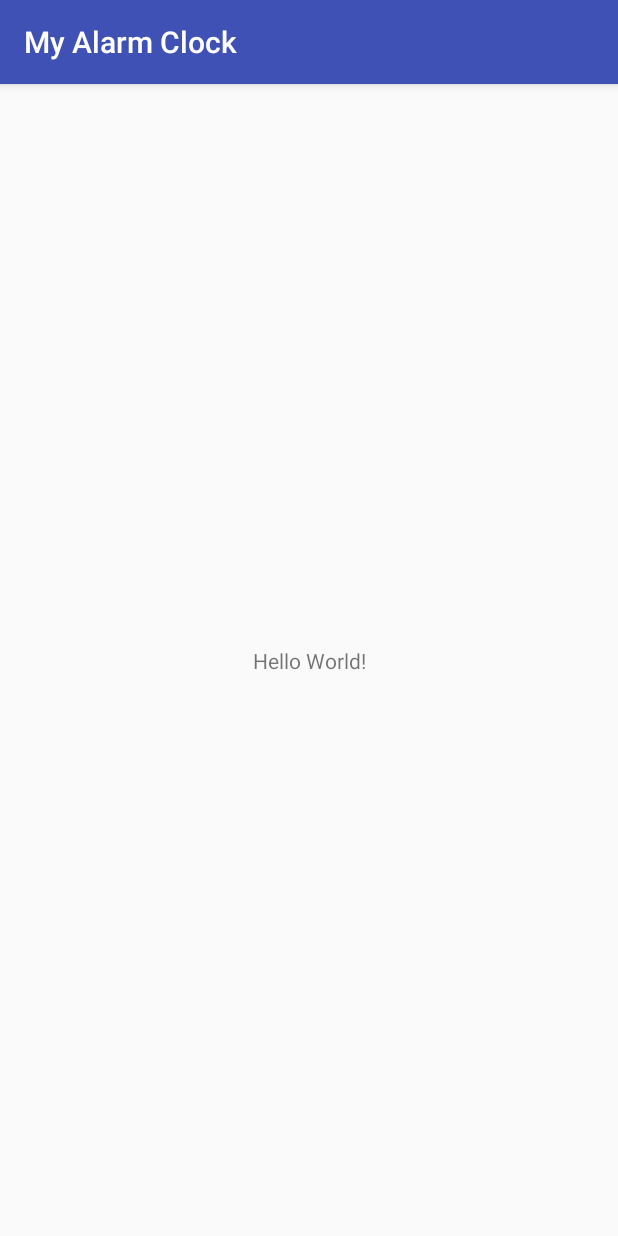
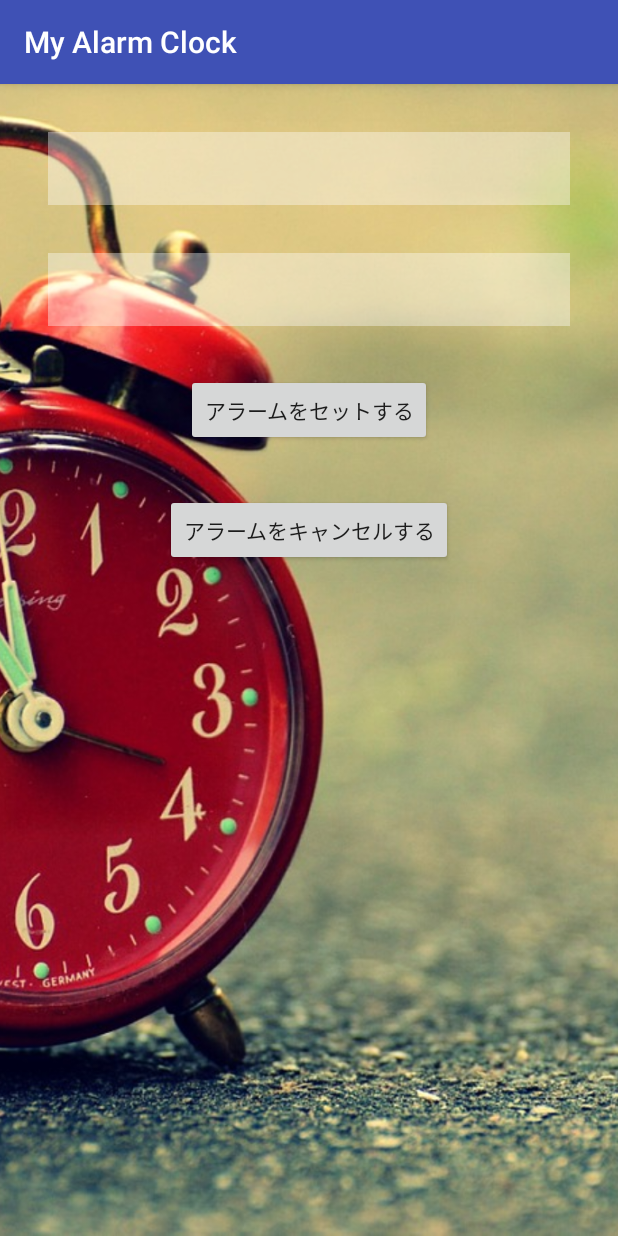
Before and after one commit to c0tt0n-candy/first-android-programming, an Android app: the screen it shows after launch (MainActivity), on a phone screen of 412 x 824 dp. Run offline under Robolectric (Android 15) with nearby library versions, the phone set to English and light mode, and no system bars.

Commit message:
create alarm screen

```diff
--- a/chapter11/MyAlarmClock/app/src/main/res/layout/activity_main.xml
+++ b/chapter11/MyAlarmClock/app/src/main/res/layout/activity_main.xml
@@ -8,14 +8,69 @@
     tools:context=".MainActivity"
     >
 
+  <ImageView
+      android:id="@+id/imageView"
+      android:layout_width="0dp"
+      android:layout_height="0dp"
+      android:scaleType="centerCrop"
+      app:layout_constraintBottom_toBottomOf="parent"
+      app:layout_constraintEnd_toEndOf="parent"
+      app:layout_constraintStart_toStartOf="parent"
+      app:layout_constraintTop_toTopOf="parent"
+      app:srcCompat="@drawable/background"
+      />
   <TextView
+      android:id="@+id/dateText"
+      android:layout_width="0dp"
+      android:layout_height="wrap_content"
+      android:layout_marginEnd="32dp"
+      android:layout_marginStart="32dp"
+      android:layout_marginTop="32dp"
+      android:background="@color/textBackground"
+      android:gravity="center"
+      android:textColor="@android:color/white"
+      android:textSize="36sp"
+      app:layout_constraintEnd_toEndOf="parent"
+      app:layout_constraintStart_toStartOf="parent"
+      app:layout_constraintTop_toTopOf="parent"
+      />
+  <TextView
+      android:id="@+id/timeText"
+      android:layout_width="0dp"
+      android:layout_height="wrap_content"
+      android:layout_marginEnd="32dp"
+      android:layout_marginStart="32dp"
+      android:layout_marginTop="32dp"
+      android:background="@color/textBackground"
+      android:gravity="center"
+      android:textColor="@android:color/white"
+      android:textSize="36sp"
+      app:layout_constraintEnd_toEndOf="parent"
+      app:layout_constraintStart_toStartOf="parent"
+      app:layout_constraintTop_toBottomOf="@id/dateText"
+      />
+  <Button
+      android:id="@+id/setAlarm"
       android:layout_width="wrap_content"
       android:layout_height="wrap_content"
-      android:text="Hello World!"
-      app:layout_constraintBottom_toBottomOf="parent"
-      app:layout_constraintLeft_toLeftOf="parent"
-      app:layout_constraintRight_toRightOf="parent"
-      app:layout_constraintTop_toTopOf="parent"
+      android:layout_marginEnd="32dp"
+      android:layout_marginStart="32dp"
+      android:layout_marginTop="32dp"
+      android:text="@string/set_alarm_text"
+      app:layout_constraintEnd_toEndOf="parent"
+      app:layout_constraintStart_toStartOf="parent"
+      app:layout_constraintTop_toBottomOf="@id/timeText"
       />
-
+  <Button
+      android:id="@+id/cancelAlarm"
+      android:layout_width="wrap_content"
+      android:layout_height="wrap_content"
+      android:layout_marginEnd="32dp"
+      android:layout_marginStart="32dp"
+      android:layout_marginTop="32dp"
+      android:text="@string/cancel_alarm_text"
+      app:layout_constraintEnd_toEndOf="parent"
+      app:layout_constraintStart_toStartOf="parent"
+      app:layout_constraintTop_toBottomOf="@id/setAlarm"
+      />
 </android.support.constraint.ConstraintLayout>
--- a/chapter11/MyAlarmClock/app/src/main/res/values/colors.xml
+++ b/chapter11/MyAlarmClock/app/src/main/res/values/colors.xml
@@ -3,4 +3,5 @@
   <color name="colorPrimary">#3F51B5</color>
   <color name="colorPrimaryDark">#303F9F</color>
   <color name="colorAccent">#FF4081</color>
+  <color name="textBackground">#60ffffff</color>
 </resources>
--- a/chapter11/MyAlarmClock/app/src/main/res/values/strings.xml
+++ b/chapter11/MyAlarmClock/app/src/main/res/values/strings.xml
@@ -1,3 +1,5 @@
 <resources>
   <string name="app_name">My Alarm Clock</string>
+  <string name="set_alarm_text">アラームをセットする</string>
+  <string name="cancel_alarm_text">アラームをキャンセルする</string>
 </resources>
```
